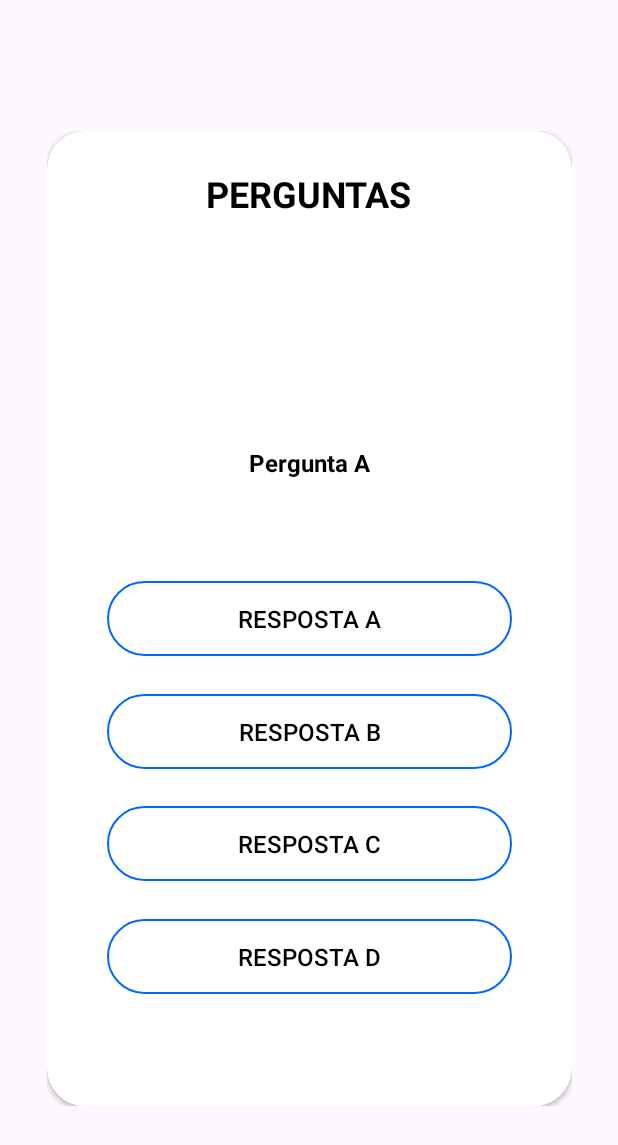
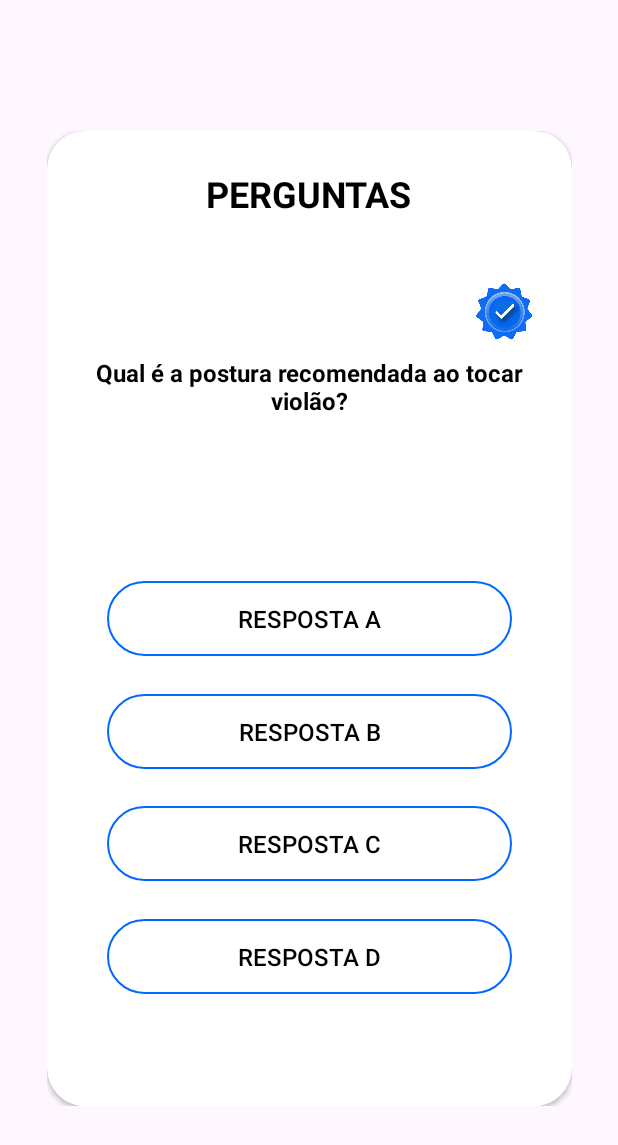
Before and after one commit to JuanHenriq/ichords, an Android app: the QuizActivity screen opened directly, with no data from a screen before it, on a phone screen of 412 x 824 dp. Shown: the top 1145 px of the screen. Run offline under Robolectric (Android 15) with nearby library versions, the phone set to English and light mode, and no system bars.

Commit message:
Projeto Atualizado 23/11

```diff
--- a/app/src/main/java/com/example/ichords/HomeActivity.kt
+++ b/app/src/main/java/com/example/ichords/HomeActivity.kt
@@ -44,12 +44,11 @@ class HomeActivity : AppCompatActivity() {
                     true
                 }
                 R.id.menu_favorites -> {
-                    // Inicie a atividade de favoritos, se necessário
-                    // startActivity(Intent(this, FavoritosActivity::class.java))
+
+                     startActivity(Intent(this, FavoritosActivity::class.java))
                     true
                 }
                 R.id.menu_profile -> {
-                    // Inicie a atividade do perfil, se necessário
                     startActivity(Intent(this, ProfileActivity::class.java))
                     true
                 }
--- a/app/src/main/java/com/example/ichords/MainActivity.kt
+++ b/app/src/main/java/com/example/ichords/MainActivity.kt
@@ -6,6 +6,7 @@ import androidx.appcompat.app.AppCompatActivity
 import android.os.Bundle
 import android.widget.Button
 import android.widget.EditText
+import android.text.method.PasswordTransformationMethod
 
 class MainActivity : AppCompatActivity() {
     override fun onCreate(savedInstanceState: Bundle?) {
@@ -16,6 +17,8 @@ class MainActivity : AppCompatActivity() {
         val edUsername = findViewById<EditText>(R.id.ed_username)
         val edPassword = findViewById<EditText>(R.id.ed_password)
 
+        // Configura o EditText da senha para exibir asteriscos ou círculos
+        edPassword.transformationMethod = PasswordTransformationMethod.getInstance()
 
         val sharedPreferences = getSharedPreferences("MY_PRE", Context.MODE_PRIVATE)
         val getUsername = sharedPreferences.getString("USERNAME", "")
@@ -24,6 +27,7 @@ class MainActivity : AppCompatActivity() {
             val i = Intent(this, HomeActivity::class.java)
             startActivity(i)
         }
+
         btnlogin.setOnClickListener {
             val username = edUsername.text.toString()
             val password = edPassword.text.toString()
@@ -35,8 +39,6 @@ class MainActivity : AppCompatActivity() {
 
             val i = Intent(this, HomeActivity::class.java)
             startActivity(i)
-
-
         }
     }
 }
--- a/app/src/main/java/com/example/ichords/ProfileActivity.kt
+++ b/app/src/main/java/com/example/ichords/ProfileActivity.kt
@@ -28,11 +28,10 @@ class ProfileActivity : AppCompatActivity() {
                     true
                 }
                 R.id.menu_favorites -> {
-                    // startActivity(Intent(this, FavoritosActivity::class.java))
+                    startActivity(Intent(this, FavoritosActivity::class.java))
                     true
                 }
                 R.id.menu_profile -> {
-                    // Mantendo na tela de perfil
                     true
                 }
                 else -> false
--- a/app/src/main/java/com/example/ichords/QuizActivity.kt
+++ b/app/src/main/java/com/example/ichords/QuizActivity.kt
@@ -38,9 +38,9 @@ class QuizActivity : AppCompatActivity() {
         option4 = findViewById(R.id.option4)
 
         questionsList = ArrayList()
-        questionsList.add(QuestionModel("Pergunta A", "Resposta A", "Resposta B", "Resposta C", "Resposta D", "Resposta A"))
-        questionsList.add(QuestionModel("Pergunta B", "Resposta A", "Resposta B", "Resposta C", "Resposta D", "Resposta B"))
-        questionsList.add(QuestionModel("Pergunta C?", "Resposta A", "Resposta B", "Resposta C", "Resposta D", "Resposta C"))
+        questionsList.add(QuestionModel("Qual é a postura recomendada ao tocar violão?", "Resposta A", "Resposta B", "Resposta C", "Resposta D", "Resposta A"))
+        questionsList.add(QuestionModel("O que é uma tablatura no contexto do violão?", "Resposta A", "Resposta B", "Resposta C", "Resposta D", "Resposta B"))
+        questionsList.add(QuestionModel("Qual elemento da música se concentra no tempo e na duração dos sons?", "Resposta A", "Resposta B", "Resposta C", "Resposta D", "Resposta C"))
         questionsList.add(QuestionModel("Pergunta D?", "Resposta A", "Resposta B", "Resposta C", "Resposta D", "Resposta D"))
         questionsList.add(QuestionModel("Pergunta E", "Resposta A", "Resposta B", "Resposta C", "Resposta D", "Resposta A"))
 
--- a/app/src/main/java/com/example/ichords/ShopActivity.kt
+++ b/app/src/main/java/com/example/ichords/ShopActivity.kt
@@ -20,7 +20,7 @@ class ShopActivity : AppCompatActivity() {
                     true
                 }
                 R.id.menu_favorites -> {
-                    // startActivity(Intent(this, FavoritosActivity::class.java))
+                    startActivity(Intent(this, FavoritosActivity::class.java))
                     true
                 }
                 R.id.menu_profile -> {
--- a/app/src/main/res/layout/activity_login.xml
+++ b/app/src/main/res/layout/activity_login.xml
@@ -56,6 +56,7 @@
         android:text="Esqueceu a senha?"
         android:layout_marginStart="265dp"
         android:layout_marginTop="15dp"
+        android:layout_marginEnd="16dp"
         android:textSize="15sp" />
 
 </LinearLayout>
--- a/app/src/main/res/layout/activity_quiz.xml
+++ b/app/src/main/res/layout/activity_quiz.xml
@@ -1,5 +1,6 @@
 <?xml version="1.0" encoding="utf-8"?>
-<androidx.constraintlayout.widget.ConstraintLayout xmlns:android="http://schemas.android.com/apk/res/android"
+<androidx.constraintlayout.widget.ConstraintLayout
+    xmlns:android="http://schemas.android.com/apk/res/android"
     xmlns:app="http://schemas.android.com/apk/res-auto"
     xmlns:tools="http://schemas.android.com/tools"
     android:layout_width="match_parent"
@@ -33,24 +34,46 @@
                 android:textColor="@color/black"
                 android:textSize="24sp"
                 android:textStyle="bold">
-
             </TextView>
 
+            <androidx.cardview.widget.CardView
+                android:layout_width="match_parent"
+                android:layout_height="100dp"
+                app:cardCornerRadius="10dp"
+                android:layout_marginTop="100dp"
+                android:layout_marginStart="16dp"
+                android:layout_marginEnd="16dp"
+                android:layout_gravity="center_horizontal"
+                app:layout_constraintTop_toTopOf="parent">
 
+                <LinearLayout
+                    android:layout_width="match_parent"
+                    android:layout_height="match_parent"
+                    android:orientation="vertical"
+                    android:gravity="center">
+
+                    <ImageView
+                        android:id="@+id/medalImageView"
+                        android:layout_width="40dp"
+                        android:layout_height="40dp"
+                        android:layout_gravity="end"
+                        android:layout_marginEnd="10dp"
+                        android:src="@drawable/medal_icon"/>
 
                     <TextView
                         android:id="@+id/questions"
                         android:layout_width="match_parent"
                         android:layout_height="wrap_content"
-                android:layout_marginTop="200dp"
                         android:gravity="center"
                         android:padding="10dp"
                         android:text="QUESTION"
                         android:textSize="16sp"
                         android:textStyle="bold"
-                android:textColor="@color/black">
+                        android:textColor="@color/black"/>
+                </LinearLayout>
+            </androidx.cardview.widget.CardView>
 
-            </TextView>
+
 
             <android.widget.Button
                 android:id="@+id/option1"
```
Also changed, not shown: app/src/main/AndroidManifest.xml (+11 -2 lines), app/src/main/java/com/example/ichords/FavoritosActivity.kt (+31 -1 lines), app/src/main/java/com/example/ichords/InitialSplash.kt (added, +22 -0 lines), app/src/main/res/layout/activity_favoritos.xml (added, +49 -0 lines), app/src/main/res/layout/activity_initial.xml (added, +16 -0 lines), app/src/main/res/drawable/icon_heart_favorite.png (added), app/src/main/res/drawable/medal_icon.png (added). Lines whose indentation alone changed are shown as unchanged.
